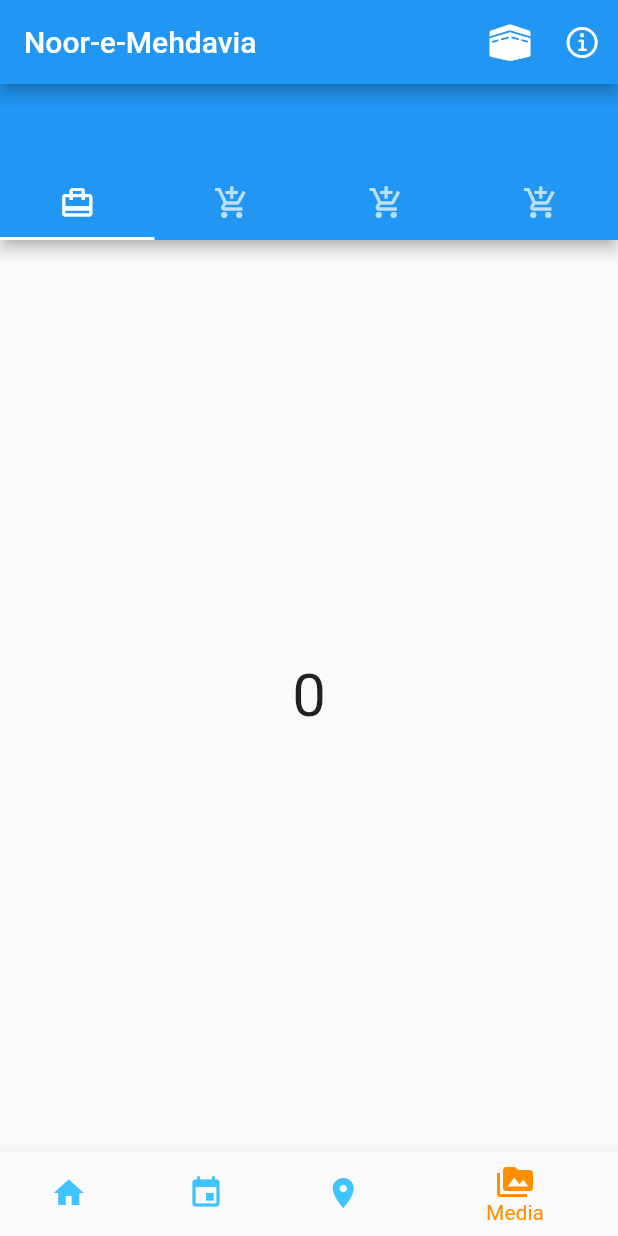
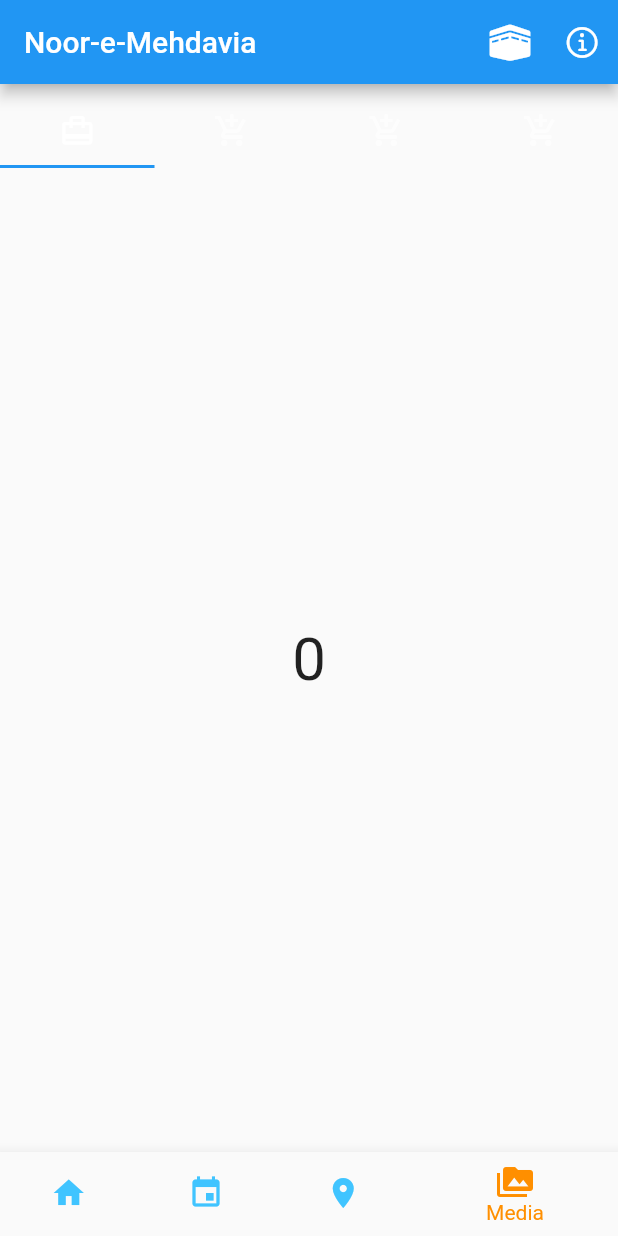
Before and after one commit to sawood14012/noor-e-mehdavia, a Flutter app: the screen it shows after launch, item 4 of the bottom bar chosen, on a phone screen of 412 x 824 dp. Run offline on Flutter 3.47's test engine with Material 2 defaults, Android fonts, the phone set to English and light mode, and no system bars; our stand-ins replace flutter_svg, font_awesome_flutter, geolocator; missing offline and left inert: dart:ffi, flutter_qiblah.

Commit message:
fixes tabs

```diff
--- a/lib/views/media.dart
+++ b/lib/views/media.dart
@@ -1,8 +1,7 @@
 import 'package:flutter/material.dart';
 
 class Media extends StatefulWidget {
-  Media({Key key, this.title }) : super(key: key);
-
+  Media({Key key, this.title}) : super(key: key);
 
   // This widget is the home page of your application. It is stateful, meaning
   // that it has a State object (defined below) that contains fields that affect
@@ -19,10 +18,7 @@ class Media extends StatefulWidget {
   _Media createState() => _Media();
 }
 
-
-
-class _Media extends State<Media>
-    with SingleTickerProviderStateMixin {
+class _Media extends State<Media> with SingleTickerProviderStateMixin {
   TabController _controller;
   int _selectedIndex = 0;
 
@@ -31,7 +27,6 @@ class _Media extends State<Media>
     Tab(icon: Icon(Icons.add_shopping_cart)),
     Tab(icon: Icon(Icons.add_shopping_cart)),
     Tab(icon: Icon(Icons.add_shopping_cart)),
-
   ];
 
   @override
@@ -48,11 +43,17 @@ class _Media extends State<Media>
       print("Selected Index: " + _controller.index.toString());
     });
   }
+
   @override
   Widget build(BuildContext context) {
     return Scaffold(
-        appBar: AppBar(
-          bottom: TabBar(
+      appBar: new PreferredSize(
+          child: new Container(
+            child: new SafeArea(
+              child: Column(
+                children: <Widget>[
+                  new Expanded(child: new Container()),
+                  new TabBar(
                     onTap: (index) {
                       // Should not used it as it only called when tab options are clicked,
                       // not when user swapped
@@ -60,7 +61,11 @@ class _Media extends State<Media>
                     controller: _controller,
                     tabs: list,
                   ),
+                ],
               ),
+            ),
+          ),
+          preferredSize: Size.fromHeight(kToolbarHeight)),
       body: TabBarView(
         controller: _controller,
         children: [
@@ -86,7 +91,6 @@ class _Media extends State<Media>
           )),
         ],
       ),
-
     );
   }
 }
```
Lines whose indentation alone changed are shown as unchanged.
